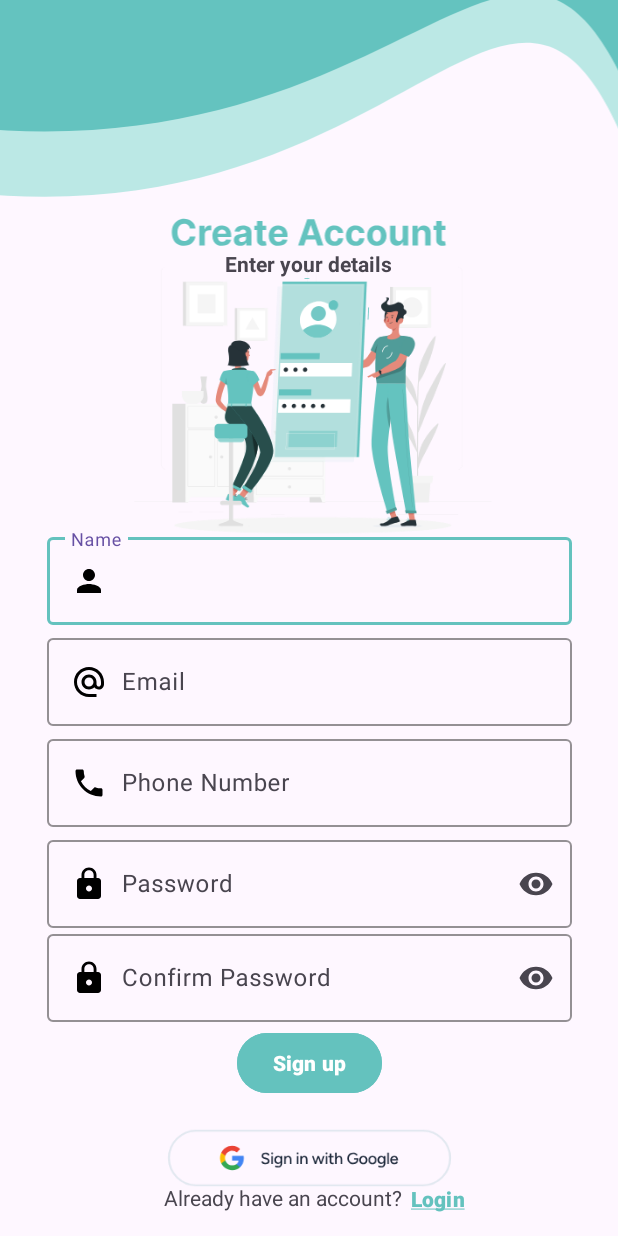
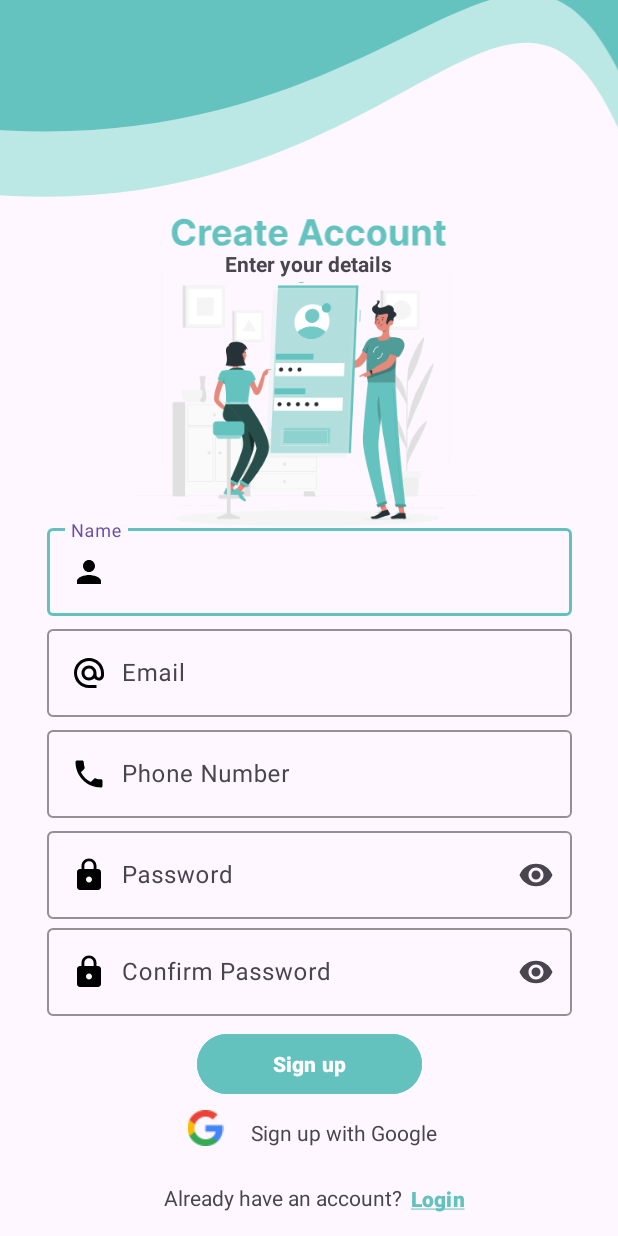
Before and after one commit to liftsbydeep/GradX, an Android app: the Signup_Page screen opened directly, with no data from a screen before it, on a phone screen of 412 x 824 dp. Run offline under Robolectric (Android 15) with nearby library versions, the phone set to English and light mode, and no system bars; our stand-ins replace Firebase (no records; nobody signed in at launch, a user with empty details on screens opened directly).

Commit message:
finished login n signup (session managment still left to do)

```diff
--- a/app/src/main/java/com/example/gradx/Signup_Page.kt
+++ b/app/src/main/java/com/example/gradx/Signup_Page.kt
@@ -1,7 +1,4 @@
 package com.example.gradx
-// In signup.kt
-// In signup.kt
-
 
 import android.app.Activity
 import android.content.Context
@@ -25,7 +22,10 @@ import com.google.android.gms.auth.api.signin.GoogleSignInOptions
 import com.google.android.gms.tasks.Task
 import com.google.firebase.auth.FirebaseAuth
 import com.google.firebase.auth.GoogleAuthProvider
+import com.google.firebase.auth.ktx.auth
 import com.google.firebase.firestore.FirebaseFirestore
+import com.google.firebase.firestore.ktx.firestore
+import com.google.firebase.ktx.Firebase
 
 class Signup_Page : AppCompatActivity() {
     private lateinit var db: FirebaseFirestore
@@ -40,10 +40,9 @@ class Signup_Page : AppCompatActivity() {
         binding = ActivitySignupPageBinding.inflate(layoutInflater)
         setContentView(binding.root)
 
-        auth = FirebaseAuth.getInstance()
-        db = FirebaseFirestore.getInstance()
+        auth = Firebase.auth
+        db = Firebase.firestore
         progressBar = binding.progressBar5
-        val Dialog_Box = Dialog_Box()
 
         val gso = GoogleSignInOptions.Builder(GoogleSignInOptions.DEFAULT_SIGN_IN)
             .requestIdToken(getString(R.string.default_web_client_id))
@@ -56,8 +55,6 @@ class Signup_Page : AppCompatActivity() {
             progressBar.visibility = View.VISIBLE
             signInWithGoogle()
         }
-// In signup.kt
-        val dialogBox = Dialog_Box()
 
         binding.signupbtn.setOnClickListener {
             if (check()) {
@@ -73,7 +70,7 @@ class Signup_Page : AppCompatActivity() {
                     "Email" to Email
                 )
                 val Users = db.collection("USERS")
-                val query = Users.whereEqualTo("Email", Email).get()
+                Users.whereEqualTo("Email", Email).get()
                     .addOnSuccessListener { documents ->
                         if (documents.isEmpty) {
                             auth.createUserWithEmailAndPassword(Email, Password)
@@ -108,7 +105,6 @@ class Signup_Page : AppCompatActivity() {
             startActivity(Intent(this, Login_Page::class.java))
             overridePendingTransition(android.R.anim.fade_in, android.R.anim.fade_out)
         }
-
     }
 
     private fun check(): Boolean {
@@ -156,7 +152,9 @@ class Signup_Page : AppCompatActivity() {
 
     private fun firebaseAuthWithGoogle(account: GoogleSignInAccount) {
         Log.d("LoginScreenActivity", "firebaseAuthWithGoogle: starting")
-        val credentials = GoogleAuthProvider.getCredential(account.idToken, null)
+        val idToken = account.idToken
+        if (idToken != null) {
+            val credentials = GoogleAuthProvider.getCredential(idToken, null)
             auth.signInWithCredential(credentials)
                 .addOnCompleteListener(this) { task ->
                     if (task.isSuccessful) {
@@ -169,7 +167,12 @@ class Signup_Page : AppCompatActivity() {
                         Toast.makeText(this, "Authentication failed.", Toast.LENGTH_SHORT).show()
                     }
                 }
+        } else {
+            // Handle case where ID token is null
+            Log.e("LoginScreenActivity", "ID token is null")
         }
+    }
+
 
     private fun Context.showAlertDialog(title: String, message: String) {
         // Inflate the custom layout/view
@@ -198,6 +201,4 @@ class Signup_Page : AppCompatActivity() {
         // Show the dialog
         dialog.show()
     }
-
-
 }
--- a/app/src/main/res/layout/activity_signup_page.xml
+++ b/app/src/main/res/layout/activity_signup_page.xml
@@ -12,13 +12,13 @@
         android:layout_width="879dp"
         android:layout_height="852dp"
         android:layout_marginBottom="352dp"
+        android:contentDescription="@string/tod"
         app:layout_constraintBottom_toBottomOf="parent"
+
         app:layout_constraintEnd_toEndOf="parent"
-
         app:layout_constraintHorizontal_bias="0.57"
         app:layout_constraintStart_toStartOf="parent"
-        app:srcCompat="@drawable/top_foreground"
-        android:contentDescription="TODO" />
+        app:srcCompat="@drawable/top_foreground" />
 
     <ImageView
         android:id="@+id/imageView7"
@@ -30,7 +30,7 @@
         app:layout_constraintTop_toTopOf="parent"
         app:layout_constraintVertical_bias="0.0"
         app:srcCompat="@drawable/create_account_foreground"
-        android:contentDescription="TODO" />
+        android:contentDescription="@string/todo" />
 
     <TextView
         android:id="@+id/textView7"
@@ -50,12 +50,13 @@
         android:layout_width="350dp"
         android:layout_height="wrap_content"
         app:boxStrokeColor="@color/sea_green"
+
         app:layout_constraintBottom_toBottomOf="parent"
         app:layout_constraintEnd_toEndOf="parent"
         app:layout_constraintHorizontal_bias="0.508"
         app:layout_constraintStart_toStartOf="parent"
         app:layout_constraintTop_toTopOf="parent"
-        app:layout_constraintVertical_bias="0.464">
+        app:layout_constraintVertical_bias="0.456">
 
         <EditText
             android:layout_width="match_parent"
@@ -73,20 +74,22 @@
         android:layout_height="wrap_content"
         android:layout_marginTop="3dp"
         app:boxStrokeColor="@color/sea_green"
+        app:layout_constraintBottom_toBottomOf="@+id/imageView4"
         app:layout_constraintEnd_toEndOf="parent"
+
         app:layout_constraintHorizontal_bias="0.508"
         app:layout_constraintStart_toStartOf="parent"
         app:layout_constraintTop_toBottomOf="@+id/name"
-        >
+        app:layout_constraintVertical_bias="0.0">
 
         <EditText
             android:id="@+id/emailll"
             android:layout_width="match_parent"
             android:layout_height="wrap_content"
-            android:inputType="textEmailAddress"
             android:drawableStart="@drawable/baseline_alternate_email_24"
             android:drawablePadding="10dp"
-            android:hint="Email" />
+            android:hint="@string/email"
+            android:inputType="textEmailAddress" />
     </com.google.android.material.textfield.TextInputLayout>
 
     <com.google.android.material.textfield.TextInputLayout
@@ -94,6 +97,7 @@
         android:layout_width="350dp"
         android:layout_height="wrap_content"
         android:layout_marginTop="3dp"
+
         app:boxStrokeColor="@color/sea_green"
         app:layout_constraintBottom_toTopOf="@+id/cnfpass"
         app:layout_constraintEnd_toEndOf="parent"
@@ -107,7 +111,8 @@
             android:layout_height="wrap_content"
             android:drawableStart="@drawable/baseline_phone_24"
             android:drawablePadding="10dp"
-            android:hint="Phone Number" />
+
+            android:hint="@string/phone_number" />
     </com.google.android.material.textfield.TextInputLayout>
 
     <com.google.android.material.textfield.TextInputLayout
@@ -116,12 +121,16 @@
         android:layout_height="wrap_content"
         android:layout_marginTop="3dp"
 
+
         app:boxStrokeColor="@color/sea_green"
+        app:endIconMode="password_toggle"
+        app:layout_constraintBottom_toTopOf="@+id/cnfpass"
         app:layout_constraintEnd_toEndOf="parent"
-app:endIconMode="password_toggle"
+
         app:layout_constraintHorizontal_bias="0.508"
         app:layout_constraintStart_toStartOf="parent"
-        app:layout_constraintTop_toBottomOf="@+id/phonenumber">
+        app:layout_constraintTop_toBottomOf="@+id/phonenumber"
+        app:layout_constraintVertical_bias="0.0">
 
         <EditText
             android:id="@+id/passs"
@@ -129,24 +138,25 @@ app:endIconMode="password_toggle"
             android:layout_height="wrap_content"
             android:drawableStart="@drawable/baseline_lock_24"
             android:drawablePadding="10dp"
-            android:inputType="textPassword"
-            android:hint="@string/password" />
+            android:hint="@string/password"
+            android:inputType="textPassword" />
     </com.google.android.material.textfield.TextInputLayout>
 
     <com.google.android.material.textfield.TextInputLayout
         android:id="@+id/cnfpass"
         android:layout_width="350dp"
         android:layout_height="wrap_content"
-        android:layout_marginTop="8dp"
-        android:layout_marginBottom="144dp"
+
         app:boxStrokeColor="@color/sea_green"
+
         app:endIconMode="password_toggle"
+
         app:layout_constraintBottom_toBottomOf="parent"
         app:layout_constraintEnd_toEndOf="parent"
         app:layout_constraintHorizontal_bias="0.508"
         app:layout_constraintStart_toStartOf="parent"
-        app:layout_constraintTop_toTopOf="@+id/imageView8"
-        app:layout_constraintVertical_bias="0.814">
+        app:layout_constraintTop_toBottomOf="@+id/emailsignup"
+        app:layout_constraintVertical_bias="0.481">
 
         <EditText
             android:id="@+id/cnfpasss"
@@ -154,27 +164,27 @@ app:endIconMode="password_toggle"
             android:layout_height="wrap_content"
             android:drawableStart="@drawable/baseline_lock_24"
             android:drawablePadding="10dp"
-            android:inputType="textPassword"
-            android:hint="Confirm Password" />
+            android:hint="@string/confirm_password"
+            android:inputType="textPassword" />
+
     </com.google.android.material.textfield.TextInputLayout>
 
     <ImageView
         android:id="@+id/imageView6"
-        android:layout_width="404dp"
-        android:layout_height="403dp"
+        android:layout_width="409dp"
+        android:layout_height="385dp"
         app:layout_constraintBottom_toBottomOf="parent"
         app:layout_constraintEnd_toEndOf="parent"
-        app:layout_constraintHorizontal_bias="0.857"
+        app:layout_constraintHorizontal_bias="0.0"
         app:layout_constraintStart_toStartOf="parent"
         app:layout_constraintTop_toTopOf="parent"
-        app:layout_constraintVertical_bias="0.155"
+        app:layout_constraintVertical_bias="0.167"
         app:srcCompat="@drawable/login_image_foreground" />
 
     <Button
         android:id="@+id/signupbtn"
-        android:layout_width="wrap_content"
+        android:layout_width="150dp"
         android:layout_height="wrap_content"
-        android:layout_marginTop="3dp"
         android:backgroundTint="@color/sea_green"
         android:text="@string/signup"
         android:textColor="@color/white"
@@ -182,8 +192,9 @@ app:endIconMode="password_toggle"
         app:layout_constraintBottom_toBottomOf="parent"
         app:layout_constraintEnd_toEndOf="parent"
         app:layout_constraintStart_toStartOf="parent"
+
         app:layout_constraintTop_toBottomOf="@+id/cnfpass"
-        app:layout_constraintVertical_bias="0.0" />
+        app:layout_constraintVertical_bias="0.079" />
 
     <Button
         android:id="@+id/backtologin"
@@ -207,7 +218,7 @@ app:endIconMode="password_toggle"
         android:layout_height="wrap_content"
         android:layout_marginBottom="16dp"
 
-        android:text="Already have an account?"
+        android:text="@string/already_have_an_account"
         android:textStyle=""
 
         app:layout_constraintBottom_toBottomOf="parent"
@@ -217,30 +228,18 @@ app:endIconMode="password_toggle"
         app:layout_constraintTop_toBottomOf="@+id/passwordsignup"
         app:layout_constraintVertical_bias="1.0" />
 
-    <ImageView
-        android:id="@+id/imageView8"
-        android:layout_width="594dp"
-        android:layout_height="320dp"
-
-        android:layout_marginTop="612dp"
-        app:layout_constraintEnd_toEndOf="parent"
-        app:layout_constraintHorizontal_bias="0.502"
-        app:layout_constraintStart_toStartOf="parent"
-        app:layout_constraintTop_toTopOf="parent"
-        app:srcCompat="@drawable/google_login_foreground" />
-
     <Button
         android:id="@+id/googlesignup"
-        android:layout_width="175dp"
-        android:layout_height="38dp"
+        android:layout_width="214dp"
+        android:layout_height="39dp"
 
         android:backgroundTint="@color/transparent"
         app:layout_constraintBottom_toBottomOf="parent"
         app:layout_constraintEnd_toEndOf="parent"
-        app:layout_constraintHorizontal_bias="0.498"
+        app:layout_constraintHorizontal_bias="0.497"
         app:layout_constraintStart_toStartOf="parent"
-        app:layout_constraintTop_toTopOf="@+id/cnfpass"
-        app:layout_constraintVertical_bias="0.731" />
+        app:layout_constraintTop_toBottomOf="@+id/cnfpass"
+        app:layout_constraintVertical_bias="0.51" />
 
     <ProgressBar
         android:id="@+id/progressBar5"
@@ -257,5 +256,29 @@ app:endIconMode="password_toggle"
         app:layout_constraintStart_toStartOf="parent"
         app:layout_constraintTop_toTopOf="parent" />
 
+    <ImageView
+        android:id="@+id/imageView8"
+        android:layout_width="27dp"
+        android:layout_height="24dp"
+        app:layout_constraintBottom_toBottomOf="parent"
+        app:layout_constraintEnd_toEndOf="parent"
+        app:layout_constraintHorizontal_bias="0.32"
+        app:layout_constraintStart_toStartOf="parent"
+        app:layout_constraintTop_toTopOf="@+id/signupbtn"
+        app:layout_constraintVertical_bias="0.476"
+        app:srcCompat="@drawable/googleg_standard_color_18" />
+
+    <TextView
+        android:id="@+id/textView11"
+        android:layout_width="wrap_content"
+        android:layout_height="wrap_content"
+        android:text="Sign up with Google"
+        app:layout_constraintBottom_toBottomOf="@+id/googlesignup"
+        app:layout_constraintEnd_toEndOf="parent"
+        app:layout_constraintHorizontal_bias="0.581"
+        app:layout_constraintStart_toStartOf="parent"
+        app:layout_constraintTop_toTopOf="@+id/googlesignup"
+        app:layout_constraintVertical_bias="0.65" />
+
 
 </androidx.constraintlayout.widget.ConstraintLayout>
--- a/app/src/main/res/values/strings.xml
+++ b/app/src/main/res/values/strings.xml
@@ -17,4 +17,10 @@
     <string name="enter_your_details">Enter your details</string>
     <string name="name">Name</string>
     <string name="password">Password</string>
+    <string name="already_have_an_account">Already have an account?</string>
+    <string name="confirm_password">Confirm Password</string>
+    <string name="phone_number">Phone Number</string>
+    <string name="email">Email</string>
+    <string name="todo">TODO</string>
+    <string name="tod">TODO</string>
 </resources>
```
Also changed, not shown: app/src/main/java/com/example/gradx/Landing_page.kt (+6 -11 lines), app/src/main/res/layout/activity_login_page.xml (+27 -23 lines). Lines whose indentation alone changed are shown as unchanged.
